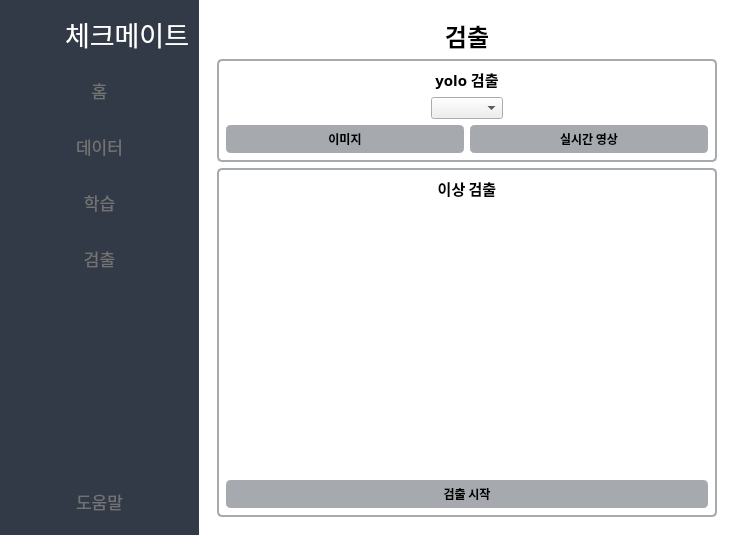
Old version of the form gui/main_window.ui in the repository Meawcat/CheckMate.
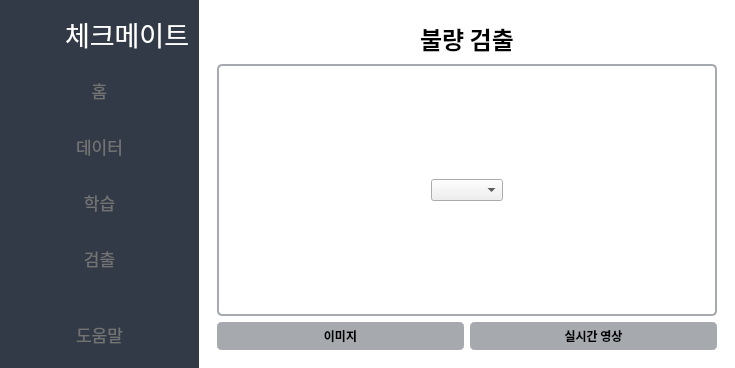
New version of the form. Icons and pictures are not drawn.

Commit message: gui 수정

```diff
--- a/gui/main_window.ui
+++ b/gui/main_window.ui
@@ -7,7 +7,7 @@
     <x>0</x>
     <y>0</y>
     <width>735</width>
-    <height>535</height>
+    <height>368</height>
    </rect>
   </property>
   <property name="windowTitle">
@@ -558,11 +558,17 @@
           </layout>
          </widget>
          <widget class="QWidget" name="detect_page">
-          <layout class="QGridLayout" name="gridLayout_11">
-           <item row="0" column="0">
+          <layout class="QVBoxLayout" name="verticalLayout_4">
+           <item>
             <layout class="QGridLayout" name="gridLayout_10">
              <item row="1" column="0">
               <widget class="QLabel" name="label_3">
+               <property name="maximumSize">
+                <size>
+                 <width>16777215</width>
+                 <height>40</height>
+                </size>
+               </property>
                <property name="font">
                 <font>
                  <family>맑은 고딕</family>
@@ -572,14 +578,14 @@
                 </font>
                </property>
                <property name="text">
-                <string>검출</string>
+                <string>불량 검출</string>
                </property>
                <property name="alignment">
                 <set>Qt::AlignCenter</set>
                </property>
               </widget>
              </item>
-             <item row="3" column="0">
+             <item row="2" column="0">
               <widget class="QWidget" name="anomaly_detect_widget" native="true">
                <property name="styleSheet">
                 <string notr="true">#anomaly_detect_widget{
@@ -587,90 +593,23 @@
 	border-radius: 5px;
 }</string>
                </property>
-               <layout class="QGridLayout" name="gridLayout_9">
-                <item row="2" column="0">
-                 <spacer name="verticalSpacer_3">
-                  <property name="orientation">
-                   <enum>Qt::Vertical</enum>
-                  </property>
-                  <property name="sizeHint" stdset="0">
+               <layout class="QVBoxLayout" name="verticalLayout_3">
+                <item alignment="Qt::AlignHCenter">
+                 <widget class="QComboBox" name="comboBox">
+                  <property name="maximumSize">
                    <size>
-                    <width>20</width>
-                    <height>147</height>
+                    <width>200</width>
+                    <height>16777215</height>
                    </size>
                   </property>
-                 </spacer>
-                </item>
-                <item row="3" column="0">
-                 <widget class="QPushButton" name="anomaly_detect_start_button">
-                  <property name="font">
-                   <font>
-                    <family>맑은 고딕</family>
-                    <weight>75</weight>
-                    <bold>true</bold>
-                   </font>
-                  </property>
-                  <property name="styleSheet">
-                   <string notr="true">border: 4px solid#a6aaaf;
-border-radius: 5px;
-padding: 1px 5px;
-background-color: #a6aaaf;</string>
-                  </property>
-                  <property name="text">
-                   <string>검출 시작</string>
-                  </property>
                  </widget>
                 </item>
-                <item row="0" column="0">
-                 <widget class="QLabel" name="label_5">
-                  <property name="font">
-                   <font>
-                    <family>맑은 고딕</family>
-                    <pointsize>11</pointsize>
-                    <weight>75</weight>
-                    <bold>true</bold>
-                   </font>
-                  </property>
-                  <property name="text">
-                   <string>이상 검출</string>
-                  </property>
-                  <property name="alignment">
-                   <set>Qt::AlignCenter</set>
-                  </property>
+               </layout>
                  </widget>
                 </item>
                </layout>
-              </widget>
-             </item>
-             <item row="2" column="0">
-              <widget class="QWidget" name="yolo_detect_widget" native="true">
-               <property name="styleSheet">
-                <string notr="true">#yolo_detect_widget{
-	border: 2px solid#a6aaaf;
-	border-radius: 5px;
-}
-</string>
-               </property>
-               <layout class="QGridLayout" name="gridLayout_8">
-                <item row="0" column="0">
-                 <widget class="QLabel" name="label_4">
-                  <property name="font">
-                   <font>
-                    <family>맑은 고딕</family>
-                    <pointsize>11</pointsize>
-                    <weight>75</weight>
-                    <bold>true</bold>
-                   </font>
-                  </property>
-                  <property name="text">
-                   <string>yolo 검출</string>
-                  </property>
-                  <property name="alignment">
-                   <set>Qt::AlignCenter</set>
-                  </property>
-                 </widget>
-                </item>
-                <item row="4" column="0">
+           </item>
+           <item>
                  <layout class="QHBoxLayout" name="horizontalLayout_2">
                   <item>
                    <widget class="QPushButton" name="detect_image_button">
@@ -712,21 +651,6 @@
                     <property name="text">
                      <string>실시간 영상</string>
                     </property>
-                   </widget>
-                  </item>
-                 </layout>
-                </item>
-                <item row="2" column="0" alignment="Qt::AlignHCenter">
-                 <widget class="QComboBox" name="comboBox">
-                  <property name="maximumSize">
-                   <size>
-                    <width>200</width>
-                    <height>16777215</height>
-                   </size>
-                  </property>
-                 </widget>
-                </item>
-               </layout>
               </widget>
              </item>
             </layout>
```
Lines whose indentation alone changed are shown as unchanged. The commit also changes 7 other files.
